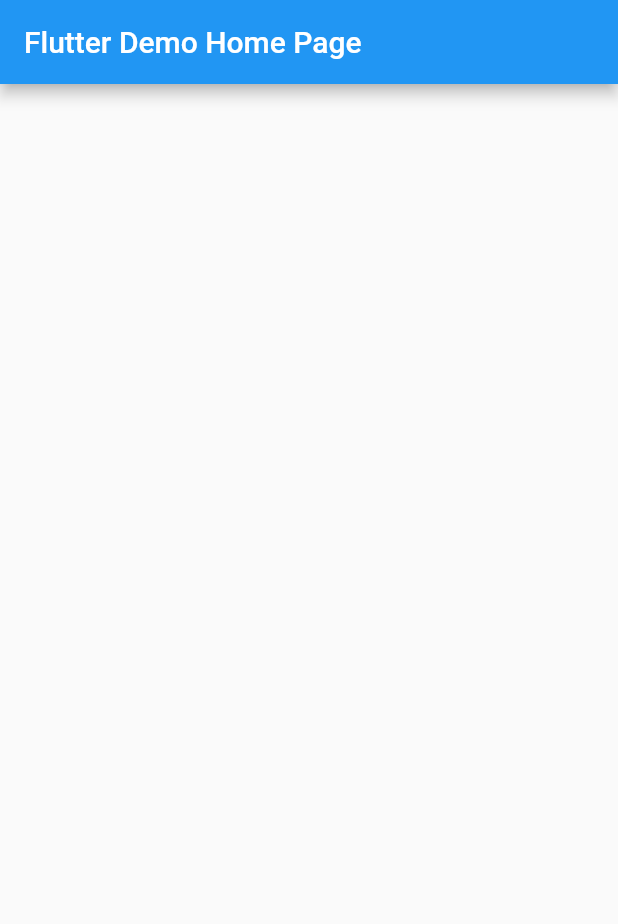
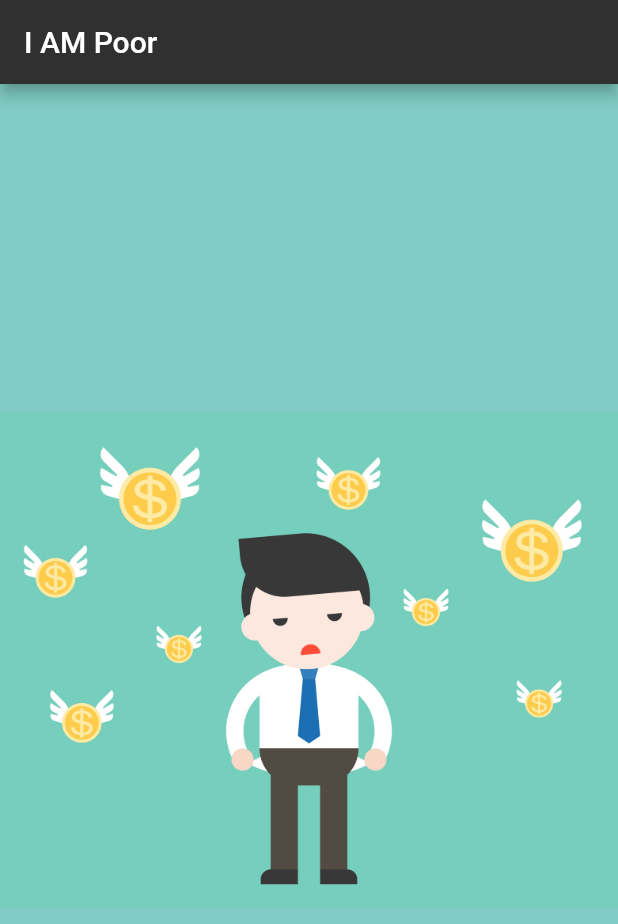
Before and after one commit to korca0220/Flutter_project, a Flutter app: the screen it shows after launch, on a phone screen of 412 x 824 dp. Shown: the top 924 px of the screen. Run offline on Flutter 3.47's test engine with Material 2 defaults, Android fonts, the phone set to English and light mode, and no system bars; our stand-ins replace sqflite; accounts and stored records are empty.

Commit message:
App 메인화면 변경 https://github.com/korca0220/Flutter_project/issues/10
- flowchart 추가

```diff
--- a/i_am_poor/lib/main.dart
+++ b/i_am_poor/lib/main.dart
@@ -9,8 +9,8 @@ class MyApp extends StatelessWidget {
   @override
   Widget build(BuildContext context) {
     return MaterialApp(
-      title: 'Flutter Demo',
-      home: MyHomePage(title: 'Flutter Demo Home Page'),
+      title: 'I AM POOR',
+      home: MyHomePage(title: 'I AM Poor'),
     );
   }
 }
@@ -28,9 +28,15 @@ class _MyHomePageState extends State<MyHomePage> {
   Widget build(BuildContext context) {
     return Scaffold(
       appBar: AppBar(
+        backgroundColor: Colors.grey[850],
         title: Text(widget.title),
       ),
-      body: Center(),
+      body: Center(
+        child: Image(
+          image: AssetImage('images/bussman.jpg'),
+        ),
+      ),
+      backgroundColor: Colors.teal[200],
     );
   }
 }
```
Also changed, not shown: i_am_poor/pubspec.yaml (+2 -56 lines), 1 other file.
